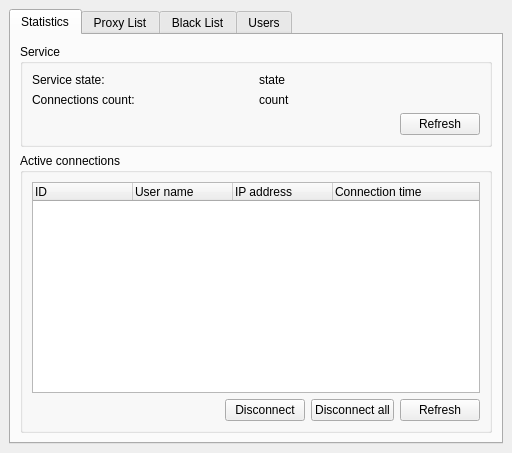
dchapyshev/aspia, file source/router/ui/main_window.ui: the form before one commit.
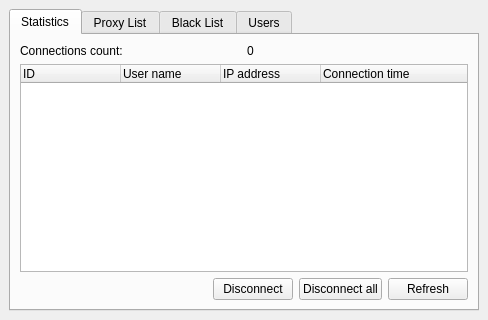
The form after the commit. Icons and pictures are not drawn.

Commit message: - Implemented language switching. - Implemented MRU. - Implemented Settings class.

```diff
--- a/source/router/ui/main_window.ui
+++ b/source/router/ui/main_window.ui
@@ -6,8 +6,8 @@
    <rect>
     <x>0</x>
     <y>0</y>
-    <width>512</width>
-    <height>453</height>
+    <width>488</width>
+    <height>320</height>
    </rect>
   </property>
   <property name="windowTitle">
@@ -24,24 +24,9 @@
        <attribute name="title">
         <string>Statistics</string>
        </attribute>
-       <layout class="QVBoxLayout" name="verticalLayout_5">
+       <layout class="QVBoxLayout" name="verticalLayout">
         <item>
-         <widget class="QGroupBox" name="groupbox_service">
-          <property name="title">
-           <string>Service</string>
-          </property>
-          <layout class="QVBoxLayout" name="verticalLayout_4">
-           <item>
-            <layout class="QHBoxLayout" name="horizontalLayout_3">
-             <item>
-              <layout class="QVBoxLayout" name="verticalLayout_2">
-               <item>
-                <widget class="QLabel" name="label_title_service_state">
-                 <property name="text">
-                  <string>Service state:</string>
-                 </property>
-                </widget>
-               </item>
+         <layout class="QHBoxLayout" name="horizontalLayout_2">
                <item>
                 <widget class="QLabel" name="label_title_connections_count">
                  <property name="text">
@@ -49,61 +34,15 @@
                  </property>
                 </widget>
                </item>
-              </layout>
-             </item>
-             <item>
-              <layout class="QVBoxLayout" name="verticalLayout_3">
-               <item>
-                <widget class="QLabel" name="label_service_state">
-                 <property name="text">
-                  <string notr="true">state</string>
-                 </property>
-                </widget>
-               </item>
                <item>
                 <widget class="QLabel" name="label_connections_count">
                  <property name="text">
-                  <string notr="true">count</string>
+             <string notr="true">0</string>
                  </property>
                 </widget>
                </item>
               </layout>
              </item>
-            </layout>
-           </item>
-           <item>
-            <layout class="QHBoxLayout" name="horizontalLayout_2">
-             <item>
-              <spacer name="horizontalSpacer_2">
-               <property name="orientation">
-                <enum>Qt::Horizontal</enum>
-               </property>
-               <property name="sizeHint" stdset="0">
-                <size>
-                 <width>40</width>
-                 <height>20</height>
-                </size>
-               </property>
-              </spacer>
-             </item>
-             <item>
-              <widget class="QPushButton" name="button_refresh_state">
-               <property name="text">
-                <string>Refresh</string>
-               </property>
-              </widget>
-             </item>
-            </layout>
-           </item>
-          </layout>
-         </widget>
-        </item>
-        <item>
-         <widget class="QGroupBox" name="groupbox_active_connections">
-          <property name="title">
-           <string>Active connections</string>
-          </property>
-          <layout class="QVBoxLayout" name="verticalLayout">
            <item>
             <widget class="QTreeWidget" name="tree_active">
              <column>
@@ -165,9 +104,6 @@
               </widget>
              </item>
             </layout>
-           </item>
-          </layout>
-         </widget>
         </item>
        </layout>
       </widget>
```
Lines whose indentation alone changed are shown as unchanged. The commit also changes 7 other files.
